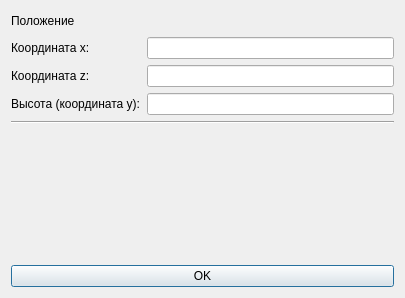
BeerStrike/dplm_pc, file settingsForms/scanersetupwindow.ui: the form before one commit.
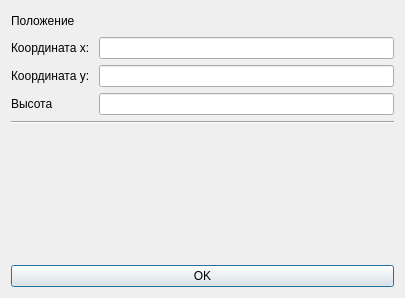
The form after the commit.

What changed in the file:
```diff
--- a/settingsForms/scanersetupwindow.ui
+++ b/settingsForms/scanersetupwindow.ui
@@ -47,24 +47,24 @@
       <widget class="QLineEdit" name="xCordInput"/>
      </item>
      <item row="2" column="0">
-      <widget class="QLabel" name="zCordinateLabel">
+      <widget class="QLabel" name="yCordinateLabel">
        <property name="text">
-        <string>Координата z:</string>
+        <string>Координата y:</string>
        </property>
       </widget>
      </item>
      <item row="2" column="1">
-      <widget class="QLineEdit" name="zCordInput"/>
+      <widget class="QLineEdit" name="yCordInput"/>
      </item>
      <item row="3" column="0">
-      <widget class="QLabel" name="yCordinateLabel">
+      <widget class="QLabel" name="hCordinateLabel">
        <property name="text">
-        <string>Высота (координата y):</string>
+        <string>Высота</string>
        </property>
       </widget>
      </item>
      <item row="3" column="1">
-      <widget class="QLineEdit" name="yCordInput"/>
+      <widget class="QLineEdit" name="hCordInput"/>
      </item>
     </layout>
    </item>
```
